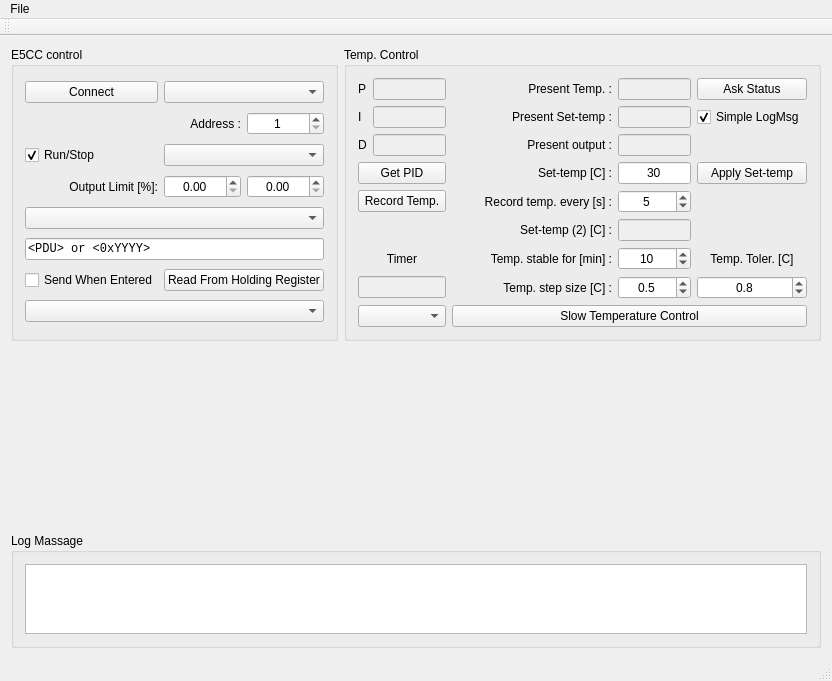
Before: the Qt Designer form mainwindow.ui in TripletESR/Omron_PID, drawn with Qt 5.
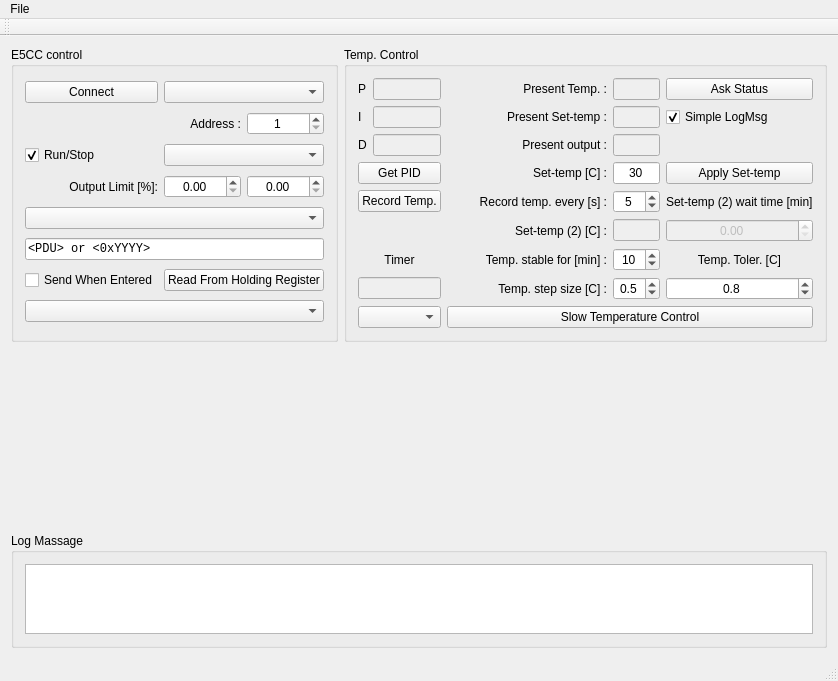
After: the same form once the commit is applied. Custom widgets are drawn as their Qt base class.

```diff
--- a/mainwindow.ui
+++ b/mainwindow.ui
@@ -522,6 +522,29 @@
          </property>
         </widget>
        </item>
+       <item row="5" column="4">
+        <widget class="QDoubleSpinBox" name="doubleSpinBox_SV2WaitTime">
+         <property name="enabled">
+          <bool>false</bool>
+         </property>
+         <property name="sizePolicy">
+          <sizepolicy hsizetype="Minimum" vsizetype="Fixed">
+           <horstretch>0</horstretch>
+           <verstretch>0</verstretch>
+          </sizepolicy>
+         </property>
+         <property name="alignment">
+          <set>Qt::AlignCenter</set>
+         </property>
+        </widget>
+       </item>
+       <item row="4" column="4">
+        <widget class="QLabel" name="label_6">
+         <property name="text">
+          <string>Set-temp (2) wait time [min]</string>
+         </property>
+        </widget>
+       </item>
       </layout>
      </widget>
     </item>
```
